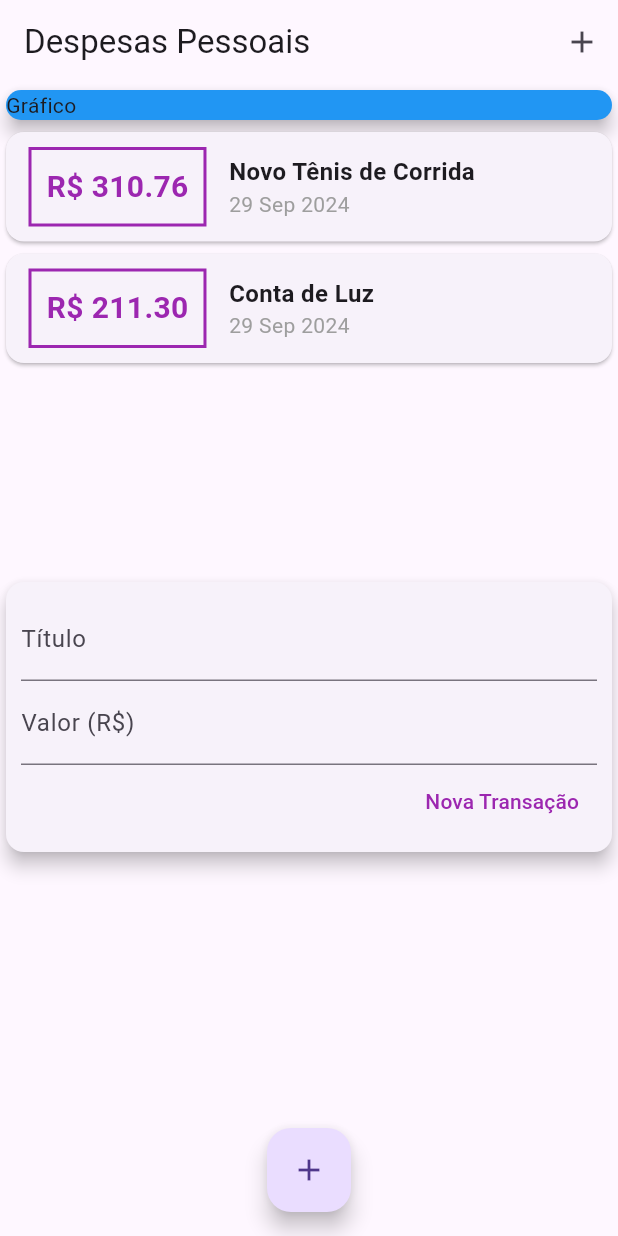
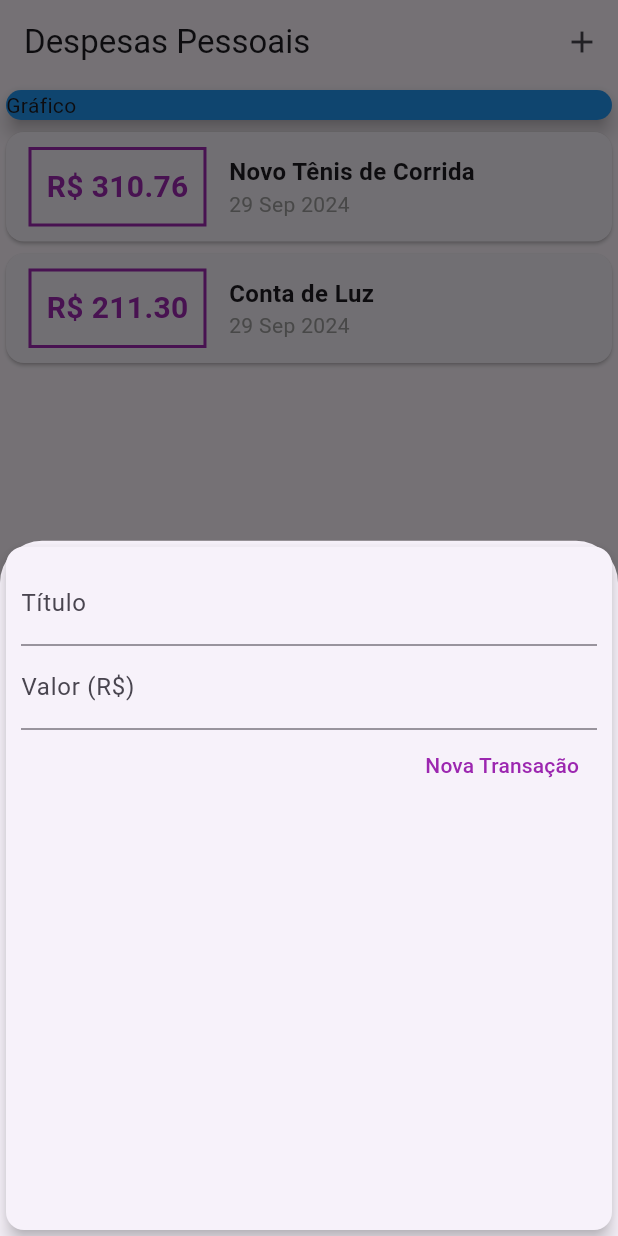
Before and after one commit to jgdlago/expenses-app, a Flutter app: the screen it shows after launch, after a tap on the "add" icon, on a phone screen of 412 x 824 dp. Run offline on Flutter 3.47's test engine with Material 3 defaults, Android fonts, the phone set to English and light mode, and no system bars.

Commit message:
:sparkles: Feat:  Add transactionFormModal

```diff
--- a/expenses/lib/components/transaction_form.dart
+++ b/expenses/lib/components/transaction_form.dart
@@ -1,12 +1,18 @@
 import 'package:flutter/material.dart';
 
-class TransactionForm extends StatelessWidget {
-  final titleController = TextEditingController();
-  final valueController = TextEditingController();
-
+class TransactionForm extends StatefulWidget {
   final void Function(String, double) onSubmit;
 
-  TransactionForm(this.onSubmit, {Key? key}) : super(key: key);
+  const TransactionForm(this.onSubmit, {Key? key}) : super(key: key);
+
+  @override
+  State<TransactionForm> createState() => _TransactionFormState();
+}
+
+class _TransactionFormState extends State<TransactionForm> {
+  final titleController = TextEditingController();
+
+  final valueController = TextEditingController();
 
   _submitForm() {
     final title = titleController.text;
@@ -16,7 +22,7 @@ class TransactionForm extends StatelessWidget {
       return;
     }
 
-    onSubmit(title, value);
+    widget.onSubmit(title, value);
   }
 
   @override
--- a/expenses/lib/components/transaction_user.dart
+++ /dev/null
@@ -1,52 +0,0 @@
-import 'package:flutter/material.dart';
-import 'dart:math';
-import 'transaction_form.dart';
-import 'transaction_list.dart';
-import '../models/transaction.dart';
-
-class TransactionUser extends StatefulWidget {
-  const TransactionUser({Key? key}) : super(key: key);
-
-  @override
-  State<TransactionUser> createState() => _TransactionUserState();
-}
-
-class _TransactionUserState extends State<TransactionUser> {
-  final _transactions = [
-    Transaction(
-      id: 't1',
-      title: 'Novo Tênis de Corrida',
-      value: 310.76,
-      date: DateTime.now(),
-    ),
-    Transaction(
-      id: 't2',
-      title: 'Conta de Luz',
-      value: 211.30,
-      date: DateTime.now(),
-    ),
-  ];
-
-  _addTransaction(String title, double value) {
-    final newTransaction = Transaction(
-      id: Random().nextDouble().toString(),
-      title: title,
-      value: value,
-      date: DateTime.now(),
-    );
-
-    setState(() {
-      _transactions.add(newTransaction);
-    });
-  }
-
-  @override
-  Widget build(BuildContext context) {
-    return Column(
-      children: [
-        TransactionList(_transactions),
-        TransactionForm(_addTransaction),
-      ],
-    );
-  }
-}
--- a/expenses/lib/main.dart
+++ b/expenses/lib/main.dart
@@ -1,5 +1,9 @@
+import 'package:expenses/components/transaction_form.dart';
 import 'package:flutter/material.dart';
-import 'components/transaction_user.dart';
+import 'dart:math';
+import 'components/transaction_form.dart';
+import 'components/transaction_list.dart';
+import 'models/transaction.dart';
 
 main() => runApp(const ExpensesApp());
 
@@ -11,39 +15,81 @@ class ExpensesApp extends StatelessWidget {
   }
 }
 
-class MyHomePage extends StatelessWidget {
+class MyHomePage extends StatefulWidget {
   const MyHomePage({Key? key}) : super(key: key);
+
+  @override
+  State<MyHomePage> createState() => _MyHomePageState();
+}
+
+class _MyHomePageState extends State<MyHomePage> {
+  final _transactions = [
+    Transaction(
+      id: 't1',
+      title: 'Novo Tênis de Corrida',
+      value: 310.76,
+      date: DateTime.now(),
+    ),
+    Transaction(
+      id: 't2',
+      title: 'Conta de Luz',
+      value: 211.30,
+      date: DateTime.now(),
+    ),
+  ];
+
+  _addTransaction(String title, double value) {
+    final newTransaction = Transaction(
+      id: Random().nextDouble().toString(),
+      title: title,
+      value: value,
+      date: DateTime.now(),
+    );
+
+    setState(() {
+      _transactions.add(newTransaction);
+    });
+  }
+
+  _openTransactionFormModal(BuildContext context) {
+    showModalBottomSheet(
+      context: context,
+      builder: (_) {
+        return TransactionForm(_addTransaction);
+      },
+    );
+  }
 
   @override
   Widget build(BuildContext context) {
     return Scaffold(
       appBar: AppBar(
         title: const Text('Despesas Pessoais'),
-        actions: <Widget>[
+        actions: [
           IconButton(
-              onPressed: () {},
-              icon: const Icon(Icons.add)
-          )
+            icon: const Icon(Icons.add),
+            onPressed: () => _openTransactionFormModal(context),
+          ),
         ],
       ),
-      body: const SingleChildScrollView(
+      body: SingleChildScrollView(
         child: Column(
           crossAxisAlignment: CrossAxisAlignment.stretch,
           children: [
-            SizedBox(
+            const SizedBox(
               child: Card(
                 color: Colors.blue,
                 child: Text('Gráfico'),
                 elevation: 5,
               ),
             ),
-            TransactionUser(),
+            TransactionList(_transactions),
           ],
         ),
       ),
       floatingActionButton: FloatingActionButton(
         child: const Icon(Icons.add),
-        onPressed: () {},
+        onPressed: () => _openTransactionFormModal(context),
       ),
       floatingActionButtonLocation: FloatingActionButtonLocation.centerFloat,
     );
```
